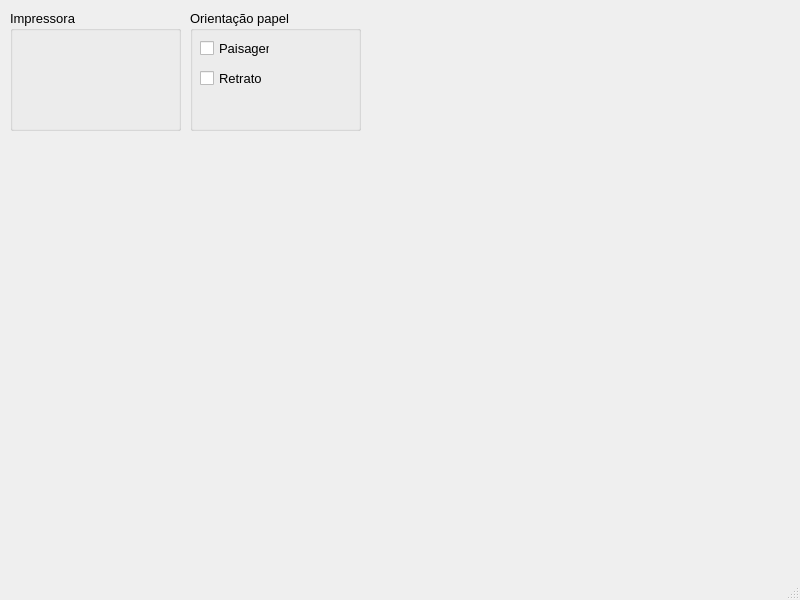
Above: Geovani/cadastroprofessores.ui from UnPComp2013/Grupo5 before the change. Below: the same form after it.
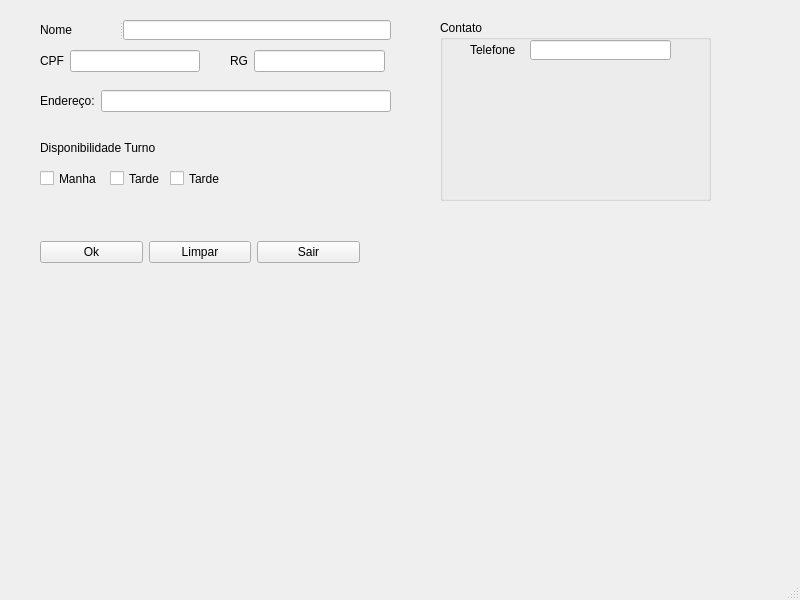
That is the form after the change.

Diff of the .ui file:
```diff
--- a/Geovani/cadastroprofessores.ui
+++ b/Geovani/cadastroprofessores.ui
@@ -14,65 +14,209 @@
    <string>MainWindow</string>
   </property>
   <widget class="QWidget" name="centralwidget">
+   <widget class="QLabel" name="label_6">
+    <property name="geometry">
+     <rect>
+      <x>40</x>
+      <y>140</y>
+      <width>181</width>
+      <height>16</height>
+     </rect>
+    </property>
+    <property name="text">
+     <string>Disponibilidade Turno</string>
+    </property>
+   </widget>
+   <widget class="QCheckBox" name="checkBox">
+    <property name="geometry">
+     <rect>
+      <x>40</x>
+      <y>170</y>
+      <width>70</width>
+      <height>17</height>
+     </rect>
+    </property>
+    <property name="text">
+     <string>Manha</string>
+    </property>
+   </widget>
+   <widget class="QCheckBox" name="checkBox_2">
+    <property name="geometry">
+     <rect>
+      <x>110</x>
+      <y>170</y>
+      <width>70</width>
+      <height>17</height>
+     </rect>
+    </property>
+    <property name="text">
+     <string>Tarde</string>
+    </property>
+   </widget>
+   <widget class="QCheckBox" name="checkBox_3">
+    <property name="geometry">
+     <rect>
+      <x>170</x>
+      <y>170</y>
+      <width>70</width>
+      <height>17</height>
+     </rect>
+    </property>
+    <property name="text">
+     <string>Tarde</string>
+    </property>
+   </widget>
+   <widget class="QWidget" name="layoutWidget">
+    <property name="geometry">
+     <rect>
+      <x>40</x>
+      <y>50</y>
+      <width>160</width>
+      <height>22</height>
+     </rect>
+    </property>
+    <layout class="QHBoxLayout" name="horizontalLayout">
+     <item>
+      <widget class="QLabel" name="label_2">
+       <property name="text">
+        <string>CPF</string>
+       </property>
+      </widget>
+     </item>
+     <item>
+      <widget class="QLineEdit" name="lineEdit_2"/>
+     </item>
+    </layout>
+   </widget>
+   <widget class="QSplitter" name="splitter">
+    <property name="geometry">
+     <rect>
+      <x>40</x>
+      <y>20</y>
+      <width>351</width>
+      <height>20</height>
+     </rect>
+    </property>
+    <property name="orientation">
+     <enum>Qt::Horizontal</enum>
+    </property>
+    <widget class="QLabel" name="label">
+     <property name="text">
+      <string>Nome</string>
+     </property>
+    </widget>
+    <widget class="QLineEdit" name="lineEdit"/>
+   </widget>
+   <widget class="QWidget" name="layoutWidget">
+    <property name="geometry">
+     <rect>
+      <x>230</x>
+      <y>50</y>
+      <width>155</width>
+      <height>22</height>
+     </rect>
+    </property>
+    <layout class="QHBoxLayout" name="horizontalLayout_2">
+     <item>
+      <widget class="QLabel" name="label_4">
+       <property name="text">
+        <string>RG</string>
+       </property>
+      </widget>
+     </item>
+     <item>
+      <widget class="QLineEdit" name="lineEdit_4"/>
+     </item>
+    </layout>
+   </widget>
+   <widget class="QWidget" name="layoutWidget">
+    <property name="geometry">
+     <rect>
+      <x>40</x>
+      <y>90</y>
+      <width>351</width>
+      <height>22</height>
+     </rect>
+    </property>
+    <layout class="QHBoxLayout" name="horizontalLayout_3">
+     <item>
+      <widget class="QLabel" name="label_5">
+       <property name="text">
+        <string>Endereço:</string>
+       </property>
+      </widget>
+     </item>
+     <item>
+      <widget class="QLineEdit" name="lineEdit_5"/>
+     </item>
+    </layout>
+   </widget>
+   <widget class="QWidget" name="layoutWidget">
+    <property name="geometry">
+     <rect>
+      <x>40</x>
+      <y>240</y>
+      <width>320</width>
+      <height>25</height>
+     </rect>
+    </property>
+    <layout class="QHBoxLayout" name="horizontalLayout_4">
+     <item>
+      <widget class="QPushButton" name="pushButton">
+       <property name="text">
+        <string>Ok</string>
+       </property>
+      </widget>
+     </item>
+     <item>
+      <widget class="QPushButton" name="pushButton_2">
+       <property name="text">
+        <string>Limpar</string>
+       </property>
+      </widget>
+     </item>
+     <item>
+      <widget class="QPushButton" name="pushButton_3">
+       <property name="text">
+        <string>Sair</string>
+       </property>
+      </widget>
+     </item>
+    </layout>
+   </widget>
    <widget class="QGroupBox" name="groupBox">
     <property name="geometry">
      <rect>
-      <x>10</x>
-      <y>10</y>
-      <width>171</width>
-      <height>121</height>
+      <x>440</x>
+      <y>20</y>
+      <width>271</width>
+      <height>181</height>
      </rect>
     </property>
-    <property name="font">
-     <font>
-      <pointsize>10</pointsize>
-     </font>
-    </property>
     <property name="title">
-     <string>Impressora</string>
+     <string>Contato</string>
     </property>
-   </widget>
-   <widget class="QGroupBox" name="groupBox_2">
-    <property name="geometry">
-     <rect>
-      <x>190</x>
-      <y>10</y>
-      <width>171</width>
-      <height>121</height>
-     </rect>
-    </property>
-    <property name="font">
-     <font>
-      <pointsize>10</pointsize>
-     </font>
-    </property>
-    <property name="title">
-     <string>Orientação papel</string>
-    </property>
-    <widget class="QCheckBox" name="checkBox">
+    <widget class="QLineEdit" name="lineEdit_3">
      <property name="geometry">
       <rect>
-       <x>10</x>
-       <y>30</y>
-       <width>70</width>
-       <height>17</height>
+       <x>90</x>
+       <y>20</y>
+       <width>141</width>
+       <height>20</height>
       </rect>
      </property>
-     <property name="text">
-      <string>Paisagem</string>
-     </property>
     </widget>
-    <widget class="QCheckBox" name="checkBox_2">
+    <widget class="QLabel" name="label_7">
      <property name="geometry">
       <rect>
-       <x>10</x>
-       <y>60</y>
-       <width>70</width>
-       <height>17</height>
+       <x>30</x>
+       <y>20</y>
+       <width>49</width>
+       <height>20</height>
       </rect>
      </property>
      <property name="text">
-      <string>Retrato</string>
+      <string>Telefone</string>
      </property>
     </widget>
    </widget>
```
Left out of the diff: 4 changed lines with no effect on the pictures.
